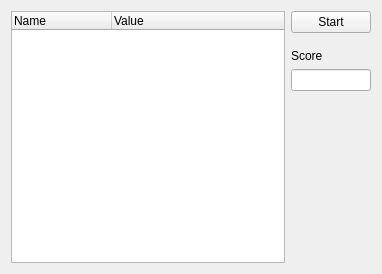
This is ui/fitdisplay.ui in jonasstein/clip as Qt 5 draws it before an edit. The edited form follows.
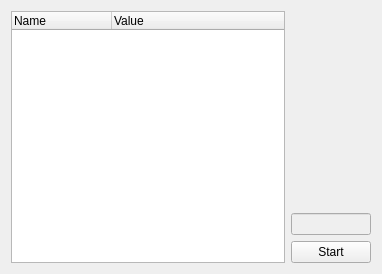
This is the edited form.

The edit to the form file:
```diff
--- a/ui/fitdisplay.ui
+++ b/ui/fitdisplay.ui
@@ -14,7 +14,7 @@
    <string>MainWindow</string>
   </property>
   <layout class="QGridLayout" name="gridLayout">
-   <item row="0" column="0" rowspan="5">
+   <item row="0" column="0" rowspan="3">
     <widget class="QTreeWidget" name="parameterView">
      <property name="editTriggers">
       <set>QAbstractItemView::AllEditTriggers</set>
@@ -43,58 +43,44 @@
      </column>
     </widget>
    </item>
-   <item row="0" column="1">
+   <item row="2" column="2">
     <widget class="QPushButton" name="doFit">
      <property name="text">
       <string>Start</string>
      </property>
     </widget>
    </item>
-   <item row="4" column="1">
+   <item row="0" column="2">
     <spacer name="verticalSpacer">
      <property name="orientation">
       <enum>Qt::Vertical</enum>
      </property>
      <property name="sizeHint" stdset="0">
       <size>
-       <width>0</width>
-       <height>0</height>
+       <width>20</width>
+       <height>40</height>
       </size>
      </property>
     </spacer>
    </item>
-   <item row="3" column="1">
-    <widget class="QLineEdit" name="scoreDisplay">
+   <item row="1" column="2">
+    <widget class="QLineEdit" name="status">
+     <property name="enabled">
+      <bool>false</bool>
+     </property>
      <property name="sizePolicy">
       <sizepolicy hsizetype="Ignored" vsizetype="Fixed">
        <horstretch>0</horstretch>
        <verstretch>0</verstretch>
       </sizepolicy>
      </property>
-    </widget>
-   </item>
-   <item row="2" column="1">
-    <widget class="QLabel" name="label">
-     <property name="text">
-      <string>Score</string>
+     <property name="alignment">
+      <set>Qt::AlignCenter</set>
      </property>
-    </widget>
-   </item>
-   <item row="1" column="1">
-    <spacer name="verticalSpacer_2">
-     <property name="orientation">
-      <enum>Qt::Vertical</enum>
+     <property name="readOnly">
+      <bool>true</bool>
      </property>
-     <property name="sizeType">
-      <enum>QSizePolicy::Preferred</enum>
-     </property>
-     <property name="sizeHint" stdset="0">
-      <size>
-       <width>0</width>
-       <height>10</height>
-      </size>
-     </property>
-    </spacer>
+    </widget>
    </item>
   </layout>
  </widget>
```
